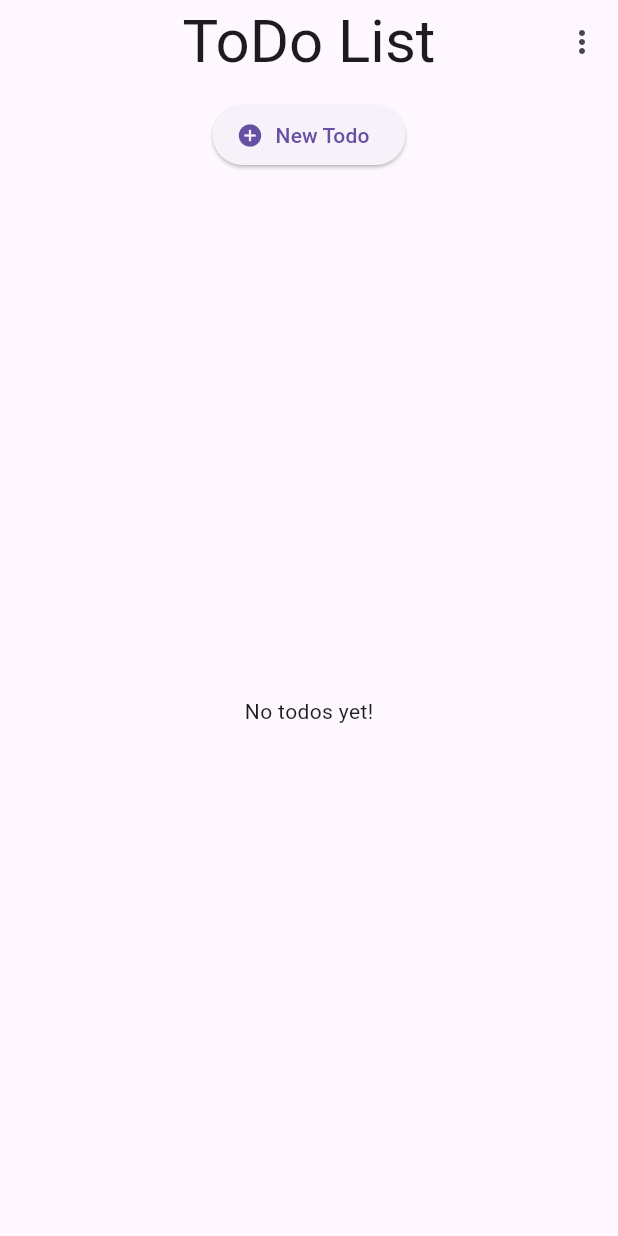
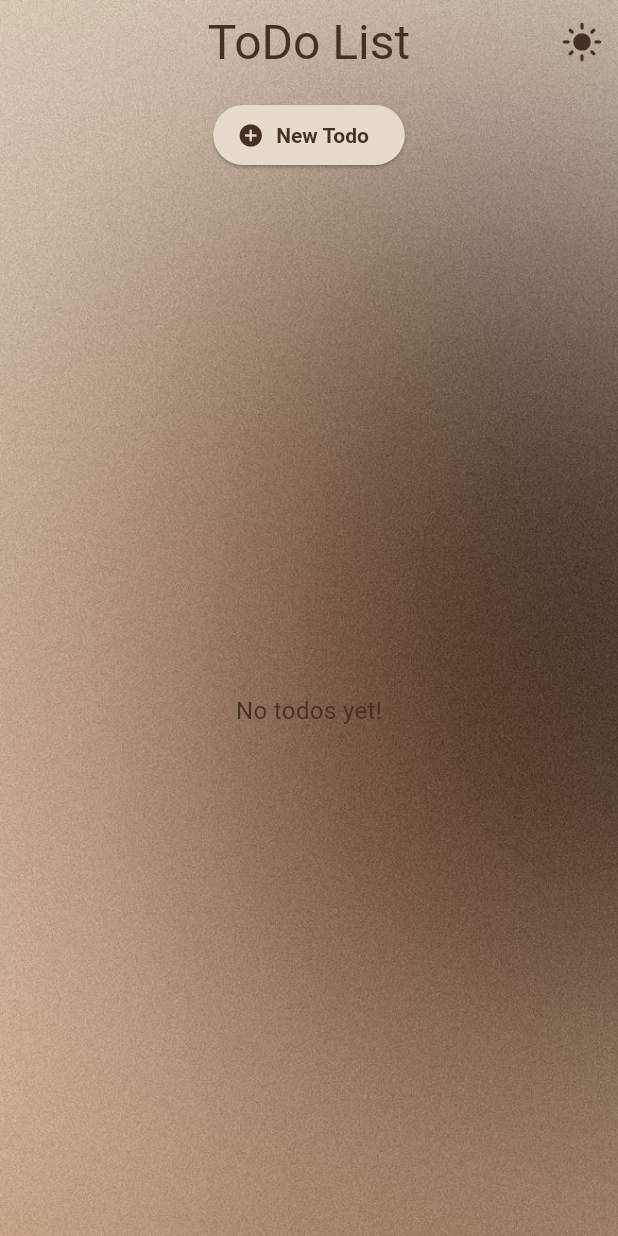
Before and after one commit to sympathex/to-do-list, a Flutter app: the screen it shows after launch, on a phone screen of 412 x 824 dp. Run offline on Flutter 3.47's test engine with Material 3 defaults, Android fonts, the phone set to English and light mode, and no system bars; our stand-ins replace hive, hive_flutter; accounts and stored records are empty.

Commit message:
Fixed some color codes

```diff
--- a/lib/home.dart
+++ b/lib/home.dart
@@ -1,7 +1,8 @@
 import 'package:flutter/material.dart';
-import 'package:to_do_list/theme_manager.dart';
+import 'package:to_do_list/theme/theme_manager.dart';
 import 'models/todo.dart';
 import 'add.dart';
+
 
 class Home extends StatefulWidget {
   const Home({super.key});
@@ -14,12 +15,14 @@ class _HomeState extends State<Home> {
   @override
   Widget build(BuildContext context) {
     return Scaffold(
+      backgroundColor: Colors.transparent,
       appBar: AppBar(
         centerTitle: true,
-        title: Text('ToDo List', style: TextStyle(fontSize: 40.0)),
+        title: Text('ToDo List', style: Theme.of(context).textTheme.headlineLarge,),
         actions: const [
-          ThemeSwitcher(),
+          ThemeToggleButton(),
         ],
+        backgroundColor: Colors.transparent,
       ),
         body: Column(
           children: [
@@ -30,9 +33,9 @@ class _HomeState extends State<Home> {
                 onPressed: (){
                   showDialog(context: context, builder: (context) => const AddTodoPage());
                 },
-                label: const Text('New Todo'),
-                icon: Icon(Icons.add_circle),)
-                //label: Text('New ToDo'), icon: Icon(Icons.add_circle)),
+                label: const Text('New Todo',),
+                icon: Icon(Icons.add_circle)
+              )
             ),
             SizedBox(height: 10.0,),
 
@@ -40,16 +43,6 @@ class _HomeState extends State<Home> {
             const Expanded(child: TodoListView()),
           ],
         ),
-        // floatingActionButton: FloatingActionButton(
-        //   onPressed: (){
-        //     showDialog(
-        //       context: context,
-        //       builder: (context) => const AddTodoPage(),
-        //     );
-        //   },
-        //   //backgroundColor: ,
-        //   child: Icon(Icons.add_circle),
-        // ),
       );
   }
 }
--- a/lib/main.dart
+++ b/lib/main.dart
@@ -2,7 +2,9 @@ import 'package:flutter/material.dart';
 import 'home.dart';
 import 'package:hive_flutter/hive_flutter.dart';
 import 'models/todo.dart';
-import 'theme_manager.dart';
+import 'theme/theme_manager.dart';
+import 'theme/theme_colors.dart';
+import 'theme/app_theme.dart';
 
 void main() async {
   WidgetsFlutterBinding.ensureInitialized();
@@ -14,7 +16,16 @@ void main() async {
   Hive.registerAdapter(TodoAdapter());
 
   // open the box (type-safe)
-  await Hive.openBox<Todo>('todosBox');
+  final todosBox = await Hive.openBox<Todo>('todosBox');
+
+  // Repair step: fix null `isDone` fields
+  for (var todo in todosBox.values) {
+    final dynamic dynamicTodo = todo; //avoid type cast crash
+    if (dynamicTodo.isDone == null) {
+      dynamicTodo.isDone = false;
+      await dynamicTodo.save();
+    }
+  }
 
   runApp(const MyApp());
 }
@@ -34,17 +45,12 @@ class _MyAppState extends State<MyApp> {
       valueListenable: ThemeNotifier.themeModeNotifier,
       builder: (context, themeMode, _) {
         return MaterialApp(
+          debugShowCheckedModeBanner: false,
           title: 'Todo List',
-          theme: ThemeData(
-            brightness: Brightness.light,
-            primarySwatch: Colors.teal,
-          ),
-          darkTheme: ThemeData(
-            brightness: Brightness.dark,
-            primarySwatch: Colors.teal,
-          ),
+          theme: AppTheme.lightTheme,
+          darkTheme: AppTheme.darkTheme,
           themeMode: themeMode, // Light, dark, system
-          home: Home(),
+          home: AppBackground(child: const Home()),
         );
       }
     );
--- a/lib/models/todo.dart
+++ b/lib/models/todo.dart
@@ -6,7 +6,7 @@ import 'package:to_do_list/new_card.dart';
 part 'todo.g.dart'; // this will be generated
 
 @HiveType(typeId: 0)
-class Todo {
+class Todo  extends HiveObject{
   @HiveField(0)
   final String title;
 
@@ -17,7 +17,7 @@ class Todo {
   bool isDone;
 
   Todo
-  ({ required this.title , required this.description , this.isDone=false});
+  ({ required this.title , required this.description , this.isDone = false});
 }
 
 class TodoListView extends StatefulWidget {
--- /dev/null
+++ b/lib/theme/app_theme.dart
@@ -0,0 +1,74 @@
+import 'package:flutter/material.dart';
+import 'package:to_do_list/theme/theme_colors.dart';
+import 'theme_manager.dart';
+
+class AppTheme {
+  // creating explicit ColorScheme objects to reuse inside ThemeData
+  static  ThemeData lightTheme = ThemeData(
+    brightness: Brightness.light,
+    primaryColor: AppColors.lightPrimary,
+    cardColor: AppColors.lightCard,
+    scaffoldBackgroundColor: Colors.transparent,     // transparent for image
+    appBarTheme: const AppBarTheme(
+      backgroundColor: AppColors.lightPrimary,
+      foregroundColor: Colors.white,
+      elevation: 2,
+    ),
+    textTheme: const TextTheme(
+      bodyLarge: TextStyle(color: AppColors.lightText, fontSize: 18.0),
+      bodyMedium: TextStyle(color: AppColors.lightText, fontSize: 16.0)
+    ),
+    iconTheme: const IconThemeData(color: AppColors.lightText),
+    colorScheme: const ColorScheme.light(
+      primary: AppColors.lightPrimary,
+      secondary: AppColors.lightAccent,
+      surface: AppColors.lightCard,
+      onSurface: AppColors.lightText,
+    ),
+    checkboxTheme: CheckboxThemeData(
+      // fillColor: WidgetStateColor.resolveWith(
+      //   (states) => states.contains(WidgetState.selected)
+      //       ? colorScheme.secondary
+      //       : colorScheme.onSurface.withValues(alpha: 0.6),
+      // ),
+      checkColor: WidgetStateProperty.all(AppColors.lightPrimary)
+    ),
+    elevatedButtonTheme: ElevatedButtonThemeData(
+      style: ElevatedButton.styleFrom(
+        backgroundColor: AppColors.lightCard,
+        foregroundColor: AppColors.lightText,   // button text color
+        textStyle: TextStyle(fontWeight: FontWeight.bold)
+      )
+    )
+  );
+
+  static final ThemeData darkTheme = ThemeData(
+    brightness: Brightness.dark,
+    primaryColor: AppColors.darkPrimary,
+    cardColor: AppColors.darkCard,
+    scaffoldBackgroundColor: Colors.transparent,     // transparent for image
+    appBarTheme: const AppBarTheme(
+      backgroundColor: AppColors.darkPrimary,
+      foregroundColor: Colors.black,
+      elevation: 2,
+    ),
+    textTheme: const TextTheme(
+      bodyLarge: TextStyle(color: AppColors.darkText, fontSize: 18.0),
+      bodyMedium: TextStyle(color: AppColors.darkText, fontSize: 16.0)
+    ),
+    iconTheme: const IconThemeData(color: AppColors.darkText),
+    colorScheme: const ColorScheme.dark(
+      primary: AppColors.darkPrimary,
+      secondary: AppColors.darkAccent,
+      surface: AppColors.darkCard,
+      onSurface: AppColors.darkText,
+    ),
+    elevatedButtonTheme: ElevatedButtonThemeData(
+      style: ElevatedButton.styleFrom(
+        backgroundColor: AppColors.darkCard,
+        foregroundColor: AppColors.darkText,
+        textStyle: TextStyle(fontWeight: FontWeight.bold)
+      )
+    )
+  );
+}
--- /dev/null
+++ b/lib/theme/theme_colors.dart
@@ -0,0 +1,45 @@
+import 'package:flutter/material.dart';
+
+class AppColors {
+  // Light Mode Theme Colors
+  //static const Color lightBackground = Color();
+  static const Color lightPrimary = Color(0xFFbdac86);
+  static const Color lightAccent = Color(0xFF2f6352);
+  static const Color lightText = Color(0xFF472f26);
+  static const Color lightCard = Color(0xFFe6dac8);
+
+  // Dark Mode Theme Colors
+  static const Color darkPrimary = Color(0xFF3d211a);
+  static const Color darkAccent = Color(0xFF568f7c);
+  static const Color darkText = Color(0xFFded1ba);
+  static const Color darkCard = Color(0xFF6f4d38);
+
+  // Background Image paths
+  static const String lightBackgroundImage = 'assets/lightBG.jpg';
+  static const String darkBackgroundImage = 'assets/darkBG.jpg';
+}
+
+// Widget that swaps background image based on theme
+class AppBackground extends StatelessWidget {
+  final Widget child;
+  const AppBackground({super.key , required this.child});
+
+  @override
+  Widget build(BuildContext context) {
+    final isDark = Theme.of(context).brightness == Brightness.dark;
+    final bgImage = AssetImage(
+      isDark
+          ? AppColors.darkBackgroundImage
+          : AppColors.lightBackgroundImage,
+    );
+    return Container(
+      decoration: BoxDecoration(
+        image: DecorationImage(
+          image: bgImage,
+          fit: BoxFit.cover,
+        )
+      ),
+      child: child,
+    );
+  }
+}
--- /dev/null
+++ b/lib/theme/theme_manager.dart
@@ -0,0 +1,48 @@
+import 'package:flutter/material.dart';
+import 'package:to_do_list/theme/theme_colors.dart';
+
+class ThemeNotifier {
+  // start with system theme
+  static final ValueNotifier<ThemeMode> themeModeNotifier =
+      ValueNotifier(ThemeMode.system);
+
+  // method to update theme
+  static void setTheme(ThemeMode mode) {
+    themeModeNotifier.value = mode;
+  }
+}
+
+// a  widget for switching between light/dark/system themes
+class ThemeToggleButton extends StatelessWidget {
+  const ThemeToggleButton({super.key});
+
+  @override
+  Widget build(BuildContext context) {
+    return ValueListenableBuilder<ThemeMode>(
+      valueListenable: ThemeNotifier.themeModeNotifier,
+      builder: (context, themeMode, _) {
+        final isDark = themeMode == ThemeMode.dark;
+        return IconButton(
+          onPressed: () {
+            ThemeNotifier.setTheme(isDark ? ThemeMode.light : ThemeMode.dark);
+          },
+          icon: AnimatedSwitcher(
+            duration: const Duration(microseconds: 300),
+            transitionBuilder: (child, animation) => RotationTransition(
+              turns: child.key == const ValueKey('light')
+                  ? Tween<double>(begin: 0.75, end: 1).animate(animation)
+                  : Tween<double>(begin: 1.25, end: 1).animate(animation),
+              child: child,
+            ),
+            child: Icon(
+              isDark ? Icons.dark_mode_rounded : Icons.light_mode_rounded,
+              key: ValueKey(isDark ? 'dark' : 'light'),
+              size: 28.0,
+              color: isDark ? AppColors.darkText : AppColors.lightText,
+            ),
+          ),
+        );
+      },
+    );
+  }
+}
--- a/lib/theme_manager.dart
+++ /dev/null
@@ -1,37 +0,0 @@
-import 'package:flutter/material.dart';
-
-class ThemeNotifier {
-  // start with system theme
-  static final ValueNotifier<ThemeMode> themeModeNotifier =
-      ValueNotifier(ThemeMode.system);
-
-  // method to update theme
-  static void setTheme(ThemeMode mode) {
-    themeModeNotifier.value = mode;
-  }
-}
-
-// a  widget for switching between light/dark/system themes
-class ThemeSwitcher extends StatelessWidget {
-  const ThemeSwitcher({super.key});
-
-  @override
-  Widget build(BuildContext context) {
-    return PopupMenuButton<String>(
-      onSelected: (value) {
-        if (value == 'light') {
-          ThemeNotifier.setTheme(ThemeMode.light);
-        } else if (value == 'dark') {
-          ThemeNotifier.setTheme(ThemeMode.dark);
-        } else {
-          ThemeNotifier.setTheme(ThemeMode.system);
-        }
-      },
-      itemBuilder: (context) => const [
-        PopupMenuItem(value: 'light', child: Text('Light Mode')),
-        PopupMenuItem(value: 'dark', child: Text('Dark Mode')),
-        PopupMenuItem(value: 'system', child: Text('System Default'))
-      ]
-    );
-  }
-}
```
Also changed, not shown: lib/animations/animation_title.dart (added, +41 -0 lines), lib/new_card.dart (+70 -23 lines), pubspec.yaml (+7 -5 lines), assets/darkBG.jpg (added), assets/fonts/Macterla.otf (added), assets/lightBG.jpg (added).
